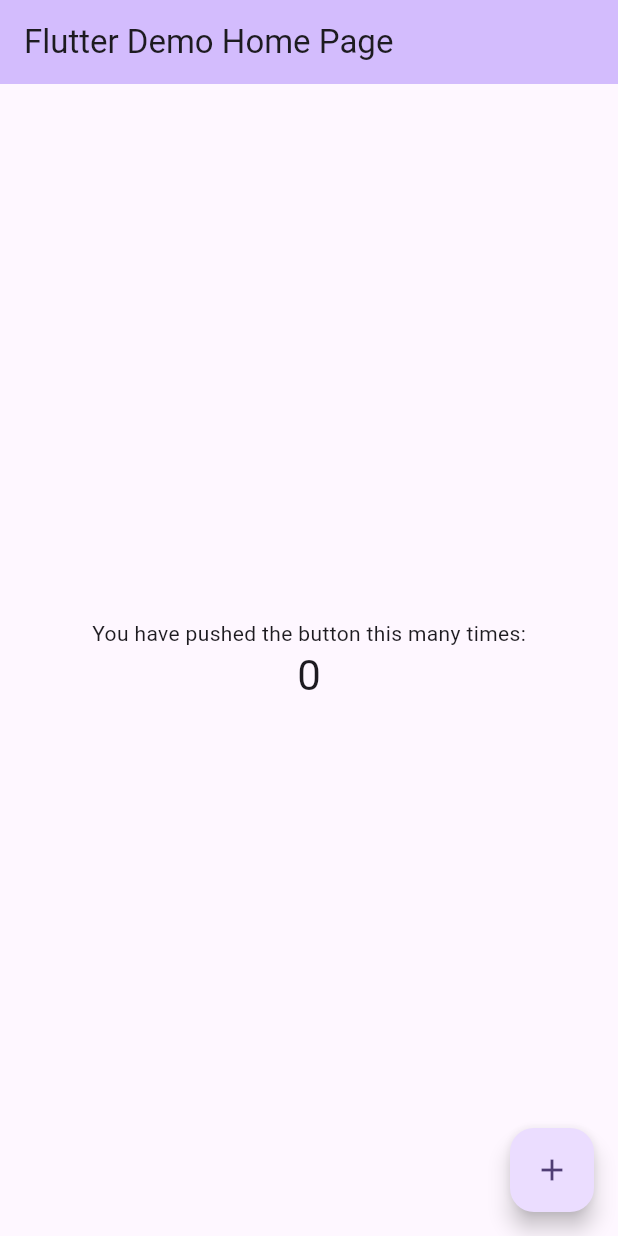
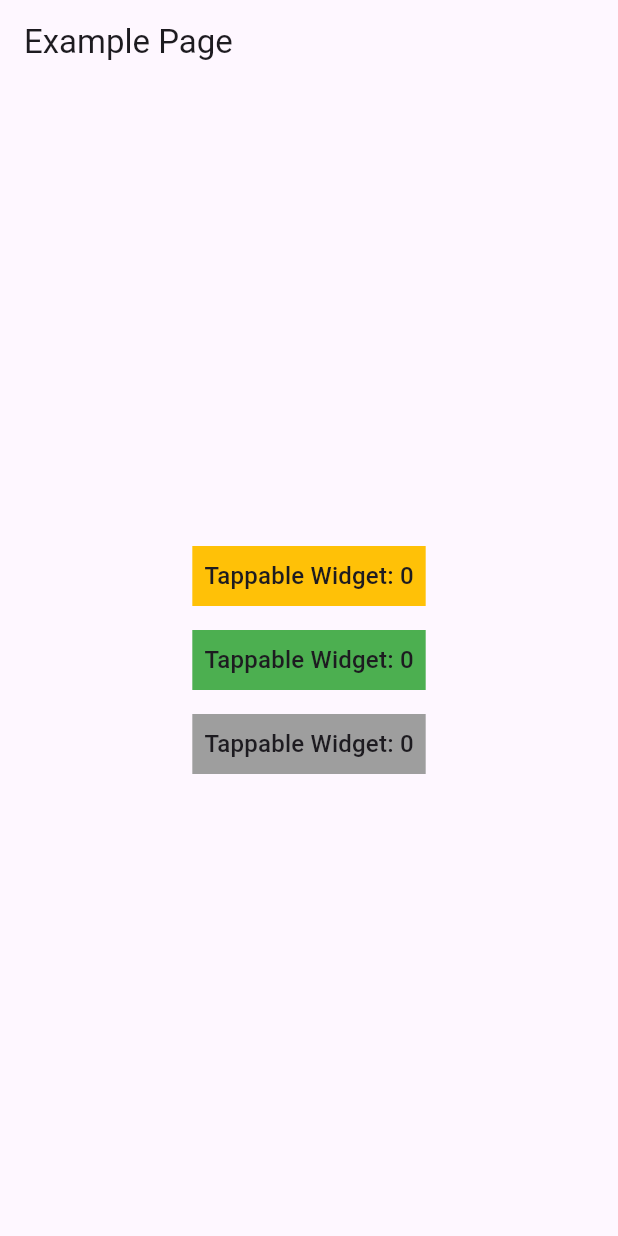
Before and after one commit to mehmetartun/CSEN268-F25, a Flutter app: the screen it shows after launch, on a phone screen of 412 x 824 dp. Run offline on Flutter 3.47's test engine with Material 3 defaults, Android fonts, the light colour scheme and no system bars.

Commit message:
Lecture 5.1

```diff
--- a/lib/main.dart
+++ b/lib/main.dart
@@ -1,3 +1,4 @@
+import 'package:csen268_f25/pages/example_page.dart';
 import 'package:flutter/material.dart';
 
 void main() {
@@ -30,93 +31,8 @@
         // tested with just a hot reload.
         colorScheme: ColorScheme.fromSeed(seedColor: Colors.deepPurple),
       ),
-      home: const MyHomePage(title: 'Flutter Demo Home Page'),
+      // home: const MyHomePage(title: 'Flutter Demo Home Page'),
+      home: const ExamplePage(),
     );
   }
 }
-
-class MyHomePage extends StatefulWidget {
-  const MyHomePage({super.key, required this.title});
-
-  // This widget is the home page of your application. It is stateful, meaning
-  // that it has a State object (defined below) that contains fields that affect
-  // how it looks.
-
-  // This class is the configuration for the state. It holds the values (in this
-  // case the title) provided by the parent (in this case the App widget) and
-  // used by the build method of the State. Fields in a Widget subclass are
-  // always marked "final".
-
-  final String title;
-
-  @override
-  State<MyHomePage> createState() => _MyHomePageState();
-}
-
-class _MyHomePageState extends State<MyHomePage> {
-  int _counter = 0;
-
-  void _incrementCounter() {
-    setState(() {
-      // This call to setState tells the Flutter framework that something has
-      // changed in this State, which causes it to rerun the build method below
-      // so that the display can reflect the updated values. If we changed
-      // _counter without calling setState(), then the build method would not be
-      // called again, and so nothing would appear to happen.
-      _counter++;
-    });
-  }
-
-  @override
-  Widget build(BuildContext context) {
-    // This method is rerun every time setState is called, for instance as done
-    // by the _incrementCounter method above.
-    //
-    // The Flutter framework has been optimized to make rerunning build methods
-    // fast, so that you can just rebuild anything that needs updating rather
-    // than having to individually change instances of widgets.
-    return Scaffold(
-      appBar: AppBar(
-        // TRY THIS: Try changing the color here to a specific color (to
-        // Colors.amber, perhaps?) and trigger a hot reload to see the AppBar
-        // change color while the other colors stay the same.
-        backgroundColor: Theme.of(context).colorScheme.inversePrimary,
-        // Here we take the value from the MyHomePage object that was created by
-        // the App.build method, and use it to set our appbar title.
-        title: Text(widget.title),
-      ),
-      body: Center(
-        // Center is a layout widget. It takes a single child and positions it
-        // in the middle of the parent.
-        child: Column(
-          // Column is also a layout widget. It takes a list of children and
-          // arranges them vertically. By default, it sizes itself to fit its
-          // children horizontally, and tries to be as tall as its parent.
-          //
-          // Column has various properties to control how it sizes itself and
-          // how it positions its children. Here we use mainAxisAlignment to
-          // center the children vertically; the main axis here is the vertical
-          // axis because Columns are vertical (the cross axis would be
-          // horizontal).
-          //
-          // TRY THIS: Invoke "debug painting" (choose the "Toggle Debug Paint"
-          // action in the IDE, or press "p" in the console), to see the
-          // wireframe for each widget.
-          mainAxisAlignment: MainAxisAlignment.center,
-          children: <Widget>[
-            const Text('You have pushed the button this many times:'),
-            Text(
-              '$_counter',
-              style: Theme.of(context).textTheme.headlineMedium,
-            ),
-          ],
-        ),
-      ),
-      floatingActionButton: FloatingActionButton(
-        onPressed: _incrementCounter,
-        tooltip: 'Increment',
-        child: const Icon(Icons.add),
-      ), // This trailing comma makes auto-formatting nicer for build methods.
-    );
-  }
-}
--- /dev/null
+++ b/lib/pages/example_page.dart
@@ -0,0 +1,29 @@
+import 'package:csen268_f25/widgets/tappable.dart';
+import 'package:flutter/material.dart';
+
+class ExamplePage extends StatelessWidget {
+  const ExamplePage({super.key});
+
+  @override
+  Widget build(BuildContext context) {
+    return Scaffold(
+      appBar: AppBar(title: const Text('Example Page')),
+      body: const Center(
+        child: Column(
+          mainAxisSize: MainAxisSize.min,
+          children: [
+            Padding(
+              padding: EdgeInsets.all(8.0),
+              child: Tappable(color: Colors.amber),
+            ),
+            Padding(padding: EdgeInsets.all(8.0), child: Tappable()),
+            Padding(
+              padding: EdgeInsets.all(8.0),
+              child: Tappable(color: Colors.grey),
+            ),
+          ],
+        ),
+      ),
+    );
+  }
+}
--- /dev/null
+++ b/lib/widgets/tappable.dart
@@ -0,0 +1,36 @@
+import 'package:flutter/material.dart';
+
+class Tappable extends StatefulWidget {
+  const Tappable({super.key, this.color});
+  final Color? color;
+
+  @override
+  State<Tappable> createState() => _TappableState();
+}
+
+class _TappableState extends State<Tappable> {
+  int _counter = 0;
+
+  void _incrementCounter() {
+    setState(() {
+      _counter++;
+    });
+  }
+
+  @override
+  Widget build(BuildContext context) {
+    return Container(
+      color: widget.color ?? Colors.green,
+      padding: const EdgeInsets.all(8.0),
+      child: GestureDetector(
+        onTap: () {
+          _incrementCounter();
+        },
+        child: Text(
+          'Tappable Widget: $_counter',
+          style: Theme.of(context).textTheme.titleMedium,
+        ),
+      ),
+    );
+  }
+}
```
Also changed, not shown: lib/pages/home_page.dart (added, +97 -0 lines), 1 other file.
